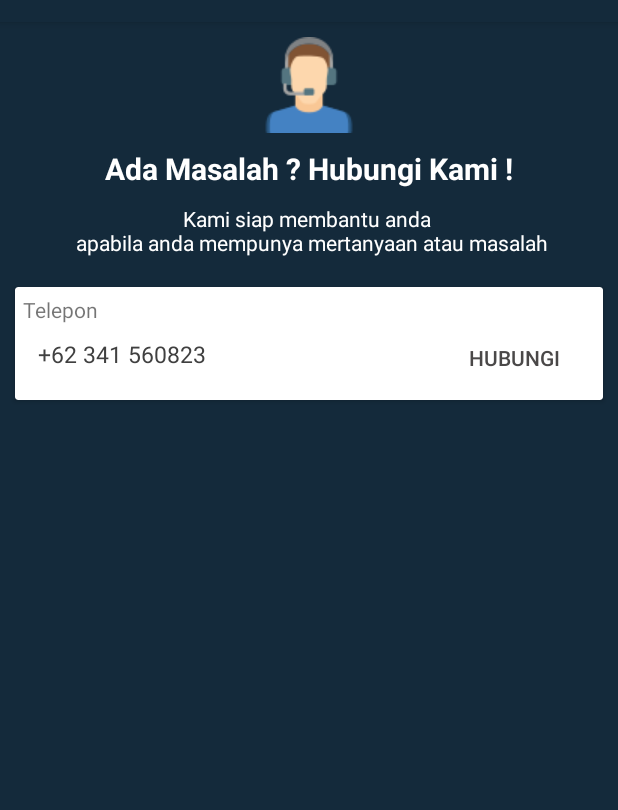
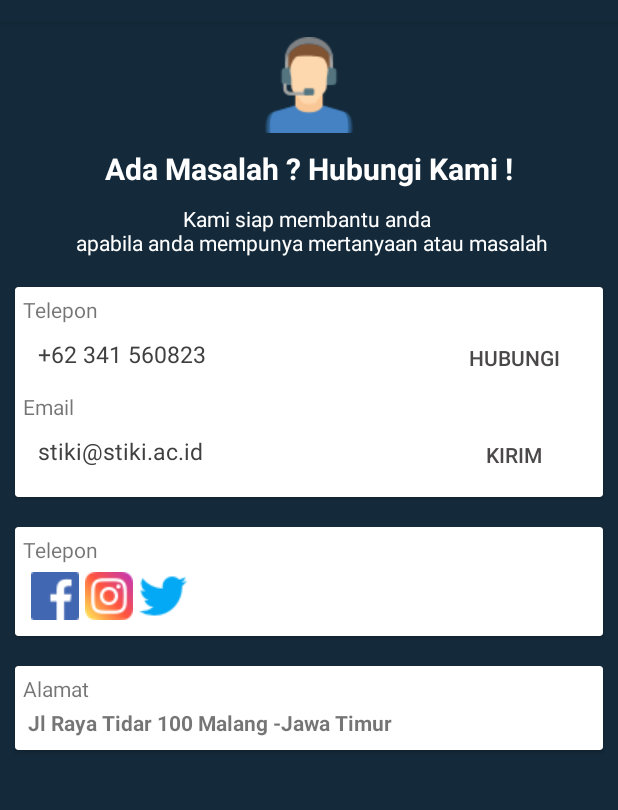
Before and after one commit to NikkiRufiansya/Skripsi, an Android app: the Help screen opened directly, with no data from a screen before it, on a phone screen of 412 x 824 dp, the part 62-872 px from its top. Run offline under Robolectric (Android 15) with nearby library versions, the phone set to English and light mode, and no system bars; network calls fail.

Commit message:
update stelan

```diff
--- a/app/src/main/AndroidManifest.xml
+++ b/app/src/main/AndroidManifest.xml
@@ -2,6 +2,7 @@
 <manifest xmlns:android="http://schemas.android.com/apk/res/android"
     package="com.example.chatbot_stiki">
 
+    <uses-permission android:name="android.permission.CALL_PHONE" />
     <uses-permission android:name="android.permission.INTERNET" />
 
     <application
--- a/app/src/main/java/com/example/chatbot_stiki/Help.java
+++ b/app/src/main/java/com/example/chatbot_stiki/Help.java
@@ -2,15 +2,35 @@ package com.example.chatbot_stiki;
 
 import androidx.appcompat.app.AppCompatActivity;
 
+import android.content.Intent;
+import android.net.Uri;
 import android.os.Bundle;
+import android.view.View;
+import android.widget.Button;
 
 public class Help extends AppCompatActivity {
-
+Button call, Email;
     @Override
     protected void onCreate(Bundle savedInstanceState) {
         super.onCreate(savedInstanceState);
         setContentView(R.layout.activity_help2);
         getSupportActionBar().setDisplayHomeAsUpEnabled(true);
         getSupportActionBar().setDisplayShowHomeEnabled(true);
+
+        call = (Button) findViewById(R.id.phone);
+        Email = (Button) findViewById(R.id.email);
+
+        call.setOnClickListener(new View.OnClickListener() {
+            @Override
+            public void onClick(View v) {
+                String posted_by = "111-333-222-4";
+
+                String uri = "tel:" + posted_by.trim() ;
+                Intent intent = new Intent(Intent.ACTION_CALL);
+                intent.setData(Uri.parse(uri));
+                startActivity(intent);
+            }
+        });
+
     }
 }
--- a/app/src/main/res/layout/activity_help2.xml
+++ b/app/src/main/res/layout/activity_help2.xml
@@ -59,7 +59,6 @@
                 android:orientation="horizontal" >
 
                 <TextView
-                    android:id="@+id/lblExpenseCancel"
                     android:layout_width="wrap_content"
                     android:layout_height="wrap_content"
                     android:layout_marginLeft="10dp"
@@ -69,7 +68,7 @@
                     android:textSize="15sp" />
 
                 <Button
-                    android:id="@+id/btnAddExpense"
+                    android:id="@+id/phone"
                     android:layout_width="wrap_content"
                     android:layout_height="45dp"
                     android:layout_alignParentRight="true"
@@ -80,6 +79,111 @@
                     android:text="Hubungi" />
 
             </RelativeLayout>
+            <TextView
+                android:text="Email"
+                android:layout_width="wrap_content"
+                android:layout_height="wrap_content"/>
+            <RelativeLayout
+                android:layout_width="fill_parent"
+                android:layout_height="wrap_content"
+                android:orientation="horizontal" >
+
+                <TextView
+                    android:layout_width="wrap_content"
+                    android:layout_height="wrap_content"
+                    android:layout_marginLeft="10dp"
+                    android:layout_marginTop="9dp"
+                    android:text="stiki@stiki.ac.id"
+                    android:textColor="#404040"
+                    android:textSize="15sp" />
+
+                <Button
+                    android:id="@+id/email"
+                    android:layout_width="wrap_content"
+                    android:layout_height="45dp"
+                    android:layout_alignParentRight="true"
+                    android:layout_marginLeft="10dp"
+                    android:layout_marginRight="10dp"
+                    android:background="@android:color/transparent"
+                    android:textColor="#4a4848"
+                    android:text="Kirim" />
+
+            </RelativeLayout>
+        </LinearLayout>
+
+    </androidx.cardview.widget.CardView>
+
+    <androidx.cardview.widget.CardView
+        android:foreground="?android:attr/selectableItemBackground"
+        android:layout_margin="10dp"
+        android:background="@color/white"
+        android:layout_width="match_parent"
+        android:layout_height="wrap_content">
+        <LinearLayout
+            android:orientation="vertical"
+            android:layout_margin="5dp"
+            android:layout_width="match_parent"
+            android:layout_height="match_parent">
+        <TextView
+            android:text="Telepon"
+            android:layout_width="wrap_content"
+            android:layout_height="wrap_content"/>
+
+            <LinearLayout
+                android:layout_margin="3dp"
+                android:orientation="horizontal"
+                android:layout_width="match_parent"
+                android:layout_height="wrap_content">
+
+                <ImageView
+                    android:layout_margin="2dp"
+                    android:src="@drawable/fb"
+                    android:layout_width="wrap_content"
+                    android:layout_height="wrap_content"/>
+
+                <ImageView
+                    android:layout_margin="2dp"
+                    android:src="@drawable/ig"
+                    android:layout_width="wrap_content"
+                    android:layout_height="wrap_content"/>
+
+                <ImageView
+                    android:layout_margin="2dp"
+                    android:src="@drawable/twiiter"
+                    android:layout_width="wrap_content"
+                    android:layout_height="wrap_content"/>
+
+            </LinearLayout>
+        </LinearLayout>
+    </androidx.cardview.widget.CardView>
+    <androidx.cardview.widget.CardView
+        android:foreground="?android:attr/selectableItemBackground"
+        android:layout_margin="10dp"
+        android:background="@color/white"
+        android:layout_width="match_parent"
+        android:layout_height="wrap_content">
+        <LinearLayout
+            android:orientation="vertical"
+            android:layout_margin="5dp"
+            android:layout_width="match_parent"
+            android:layout_height="match_parent">
+            <TextView
+                android:text="Alamat"
+                android:layout_width="wrap_content"
+                android:layout_height="wrap_content"/>
+
+            <LinearLayout
+                android:layout_margin="3dp"
+                android:orientation="horizontal"
+                android:layout_width="match_parent"
+                android:layout_height="wrap_content">
+
+                <TextView
+                    android:textStyle="bold"
+                    android:text="Jl Raya Tidar 100 Malang -Jawa Timur"
+                    android:layout_width="wrap_content"
+                    android:layout_height="wrap_content"/>
+            </LinearLayout>
         </LinearLayout>
     </androidx.cardview.widget.CardView>
 </LinearLayout>
```
Also changed, not shown: app/src/main/res/drawable/fb.png (added), app/src/main/res/drawable/ig.png (added), app/src/main/res/drawable/twiiter.png (added).
